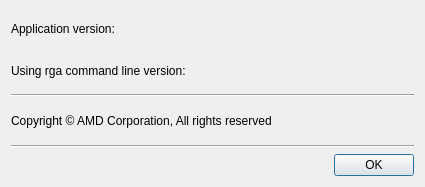
First picture: the form in RadeonGPUAnalyzerGUI/ui/rgAboutDialog.ui, repository GPUOpen-Tools/radeon_gpu_analyzer, before the edit.
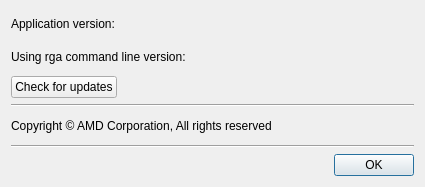
Second picture: the form after the edit.

The edit to the form file:
```diff
--- a/RadeonGPUAnalyzerGUI/ui/rgAboutDialog.ui
+++ b/RadeonGPUAnalyzerGUI/ui/rgAboutDialog.ui
@@ -33,6 +33,33 @@
        </property>
       </widget>
      </item>
+     <item>
+      <layout class="QHBoxLayout" name="horizontalLayout">
+       <item>
+        <widget class="QPushButton" name="checkForUpdatesButton">
+         <property name="text">
+          <string>Check for updates</string>
+         </property>
+         <property name="flat">
+          <bool>false</bool>
+         </property>
+        </widget>
+       </item>
+       <item>
+        <spacer name="horizontalSpacer_2">
+         <property name="orientation">
+          <enum>Qt::Horizontal</enum>
+         </property>
+         <property name="sizeHint" stdset="0">
+          <size>
+           <width>40</width>
+           <height>20</height>
+          </size>
+         </property>
+        </spacer>
+       </item>
+      </layout>
+     </item>
      <item>
       <widget class="Line" name="line">
        <property name="orientation">
```
Left out of the diff: 2 changed lines with no effect on the pictures.
